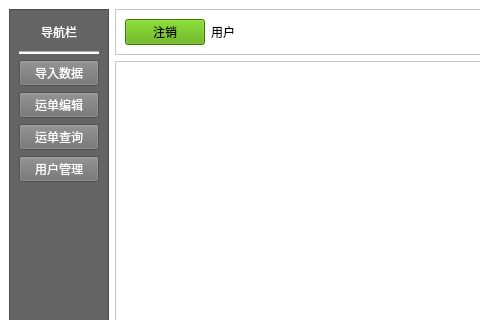
Before: the Qt Designer form 物流/ui/mainwindow.ui in cnfengwei/wuliu, drawn with Qt 5; both pictures show x 0 to 480 and y 0 to 320 of the 1027 by 707 pixel window.
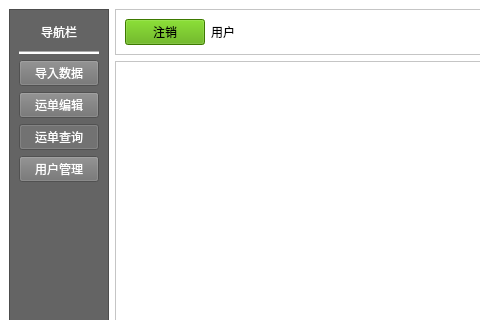
After: the same form once the commit is applied. Icons and pictures are not drawn.

The edit to the form file:
```diff
--- a/物流/ui/mainwindow.ui
+++ b/物流/ui/mainwindow.ui
@@ -108,6 +108,9 @@
            <property name="checkable">
             <bool>true</bool>
            </property>
+           <property name="checked">
+            <bool>true</bool>
+           </property>
            <property name="autoExclusive">
             <bool>true</bool>
            </property>
```
Left out of the diff: 72 changed lines with no effect on the pictures.
